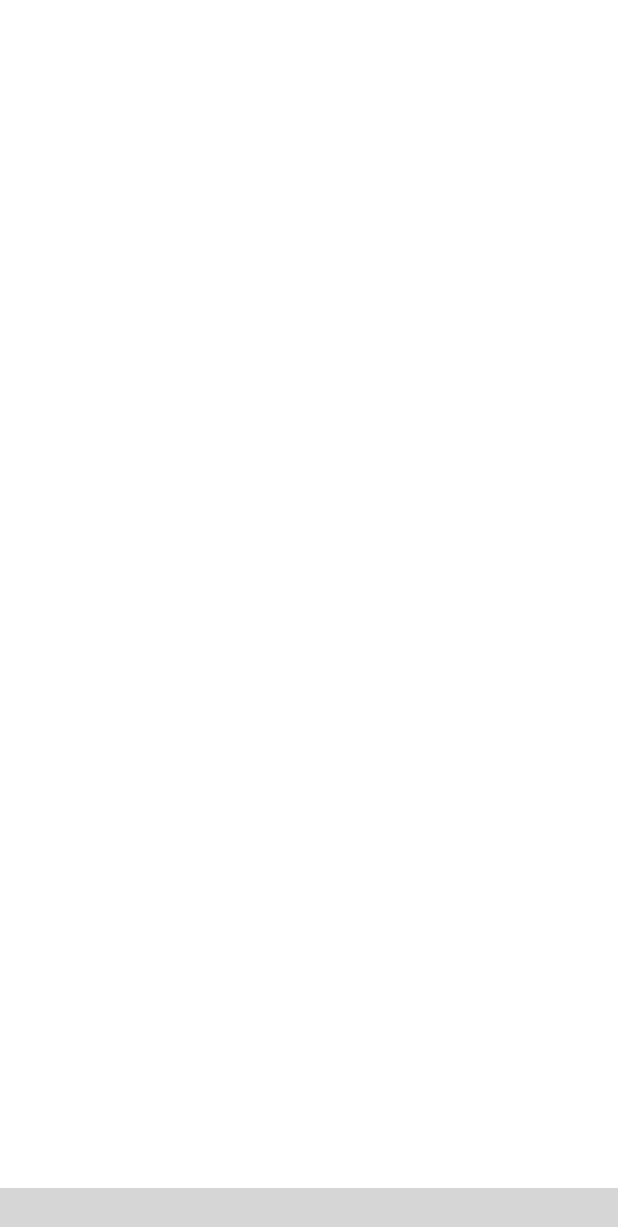
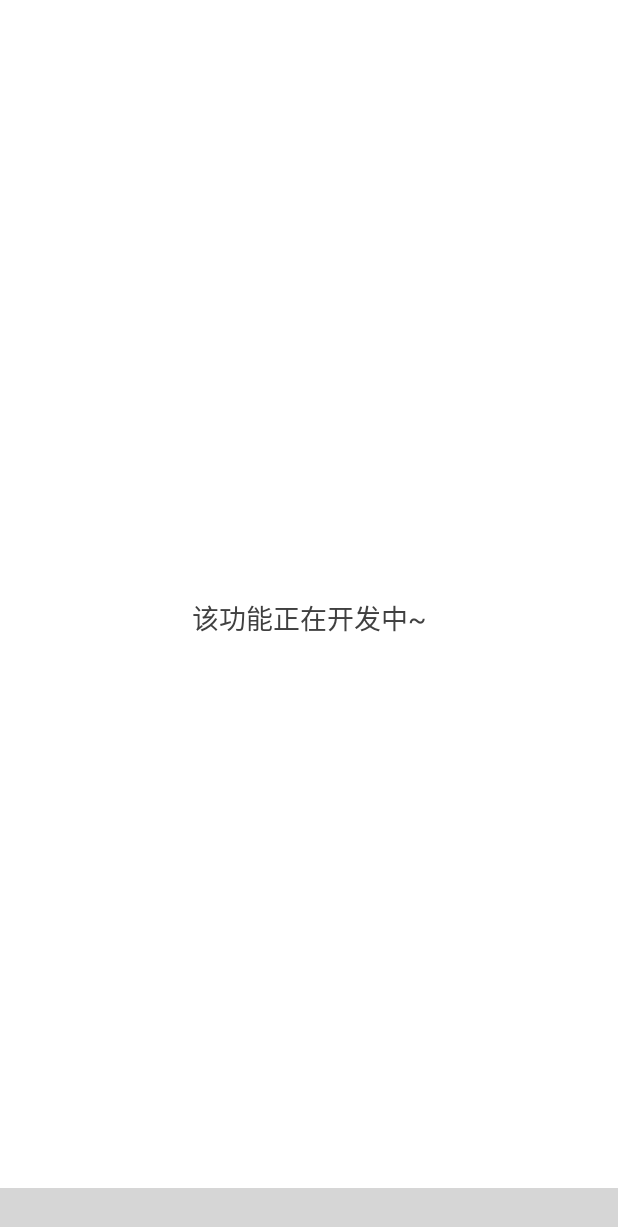
Before and after one commit to Fitem/KTGames, an Android app: the fragment MineFragment placed in its activity, on a phone screen of 412 x 824 dp. Shown: the top 1227 px of the screen. Run offline under Robolectric (Android 15) with nearby library versions, the phone set to English and light mode, and no system bars; libraries missing offline, so code that uses them is left out: com.flyco.tablayout; plain views replace CommonTabLayout; Roboto replaces fonts that are not available here; 7 statements that could not run were skipped; grey boxes are pictures that could not be loaded.

```diff
--- a/app/src/main/java/com/fitem/ktgames/games/ui/grils/adapter/GirlsAdapter.kt
+++ b/app/src/main/java/com/fitem/ktgames/games/ui/grils/adapter/GirlsAdapter.kt
@@ -2,6 +2,7 @@ package com.fitem.ktgames.games.ui.grils.adapter
 
 import android.graphics.drawable.Drawable
 import android.widget.ImageView
+import com.blankj.utilcode.util.ScreenUtils
 import com.bumptech.glide.load.DataSource
 import com.bumptech.glide.load.engine.DiskCacheStrategy
 import com.bumptech.glide.load.engine.GlideException
@@ -23,6 +24,7 @@ class GirlsAdapter(layoutResId: Int, data: List<Girls.ResultsBean>) :
 
     override fun convert(helper: BaseViewHolder?, item: Girls.ResultsBean?) {
         helper?.getView<ImageView>(R.id.iv_pic)?.let {
+            it.layoutParams.height = (ScreenUtils.getScreenWidth() * 0.6f).toInt()
             loadImage(item?.url, it)
         }
     }
--- a/app/src/main/java/com/fitem/ktgames/games/ui/main/activity/MainActivity.kt
+++ b/app/src/main/java/com/fitem/ktgames/games/ui/main/activity/MainActivity.kt
@@ -101,6 +101,7 @@ class MainActivity : BaseActivity() {
             -> mMineFragment?.let {
                 transaction.show(it)
             } ?: MineFragment.getInstance().let {
+                mMineFragment = it
                 transaction.add(R.id.fl_container, it, "mine")
             }
         }
@@ -110,10 +111,18 @@ class MainActivity : BaseActivity() {
     }
 
     private fun hideFrgamnts(transaction: FragmentTransaction) {
-        mHomeFragment?.let { transaction.hide(it) }
-        mLiveFragment?.let { transaction.hide(it) }
-        mGirlsFragment?.let { transaction.hide(it) }
-        mMineFragment?.let { transaction.hide(it) }
+        mHomeFragment?.let {
+            transaction.hide(it)
+        }
+        mLiveFragment?.let {
+            transaction.hide(it)
+        }
+        mGirlsFragment?.let {
+            transaction.hide(it)
+        }
+        mMineFragment?.let {
+            transaction.hide(it)
+        }
     }
 
     private fun initTabData() {
--- a/app/src/main/java/com/fitem/ktgames/games/ui/main/fragment/LiveFragment.kt
+++ b/app/src/main/java/com/fitem/ktgames/games/ui/main/fragment/LiveFragment.kt
@@ -9,6 +9,7 @@ import com.fitem.ktgames.common.base.BaseFragment
  */
 
 class LiveFragment : BaseFragment() {
+
     companion object {
 
         fun getInstance(): LiveFragment {
--- a/app/src/main/res/layout/fragment_mine.xml
+++ b/app/src/main/res/layout/fragment_mine.xml
@@ -1,7 +1,14 @@
 <?xml version="1.0" encoding="utf-8"?>
 <LinearLayout xmlns:android="http://schemas.android.com/apk/res/android"
-              android:orientation="vertical"
-              android:layout_width="match_parent"
-              android:layout_height="match_parent">
+        android:layout_width="match_parent"
+        android:layout_height="match_parent"
+        android:gravity="center"
+        android:orientation="vertical">
 
+    <TextView
+            android:layout_width="wrap_content"
+            android:layout_height="wrap_content"
+            android:text="该功能正在开发中~"
+            android:textColor="@color/sdk_color_104"
+            android:textSize="@dimen/text_size_sp_18" />
 </LinearLayout>
--- a/app/src/main/res/values/dimens.xml
+++ b/app/src/main/res/values/dimens.xml
@@ -1,4 +1,5 @@
 <?xml version="1.0" encoding="utf-8"?>
 <resources>
     <dimen name="tab_text_size">11sp</dimen>
+    <dimen name="text_size_sp_18">18sp</dimen>
 </resources>
--- a/app/src/main/res/values/strings.xml
+++ b/app/src/main/res/values/strings.xml
@@ -18,4 +18,5 @@
     <string name="button_setting">去设置</string>
     <string name="button_deny">拒绝</string>
     <string name="permission_download_denied">没有授权，请重新授权！</string>
+    <string name="to_be_develop">待开发</string>
 </resources>
```
Also changed, not shown: app/src/main/java/com/fitem/ktgames/games/ui/main/fragment/GirlsFragment.kt (+15 -7 lines), app/src/main/java/com/fitem/ktgames/games/ui/video/activity/VideoDetailActivity.kt (+9 -2 lines), app/src/main/res/layout/fragment_live.xml (+11 -3 lines), app/src/main/res/layout/item_girls.xml (+8 -8 lines).
